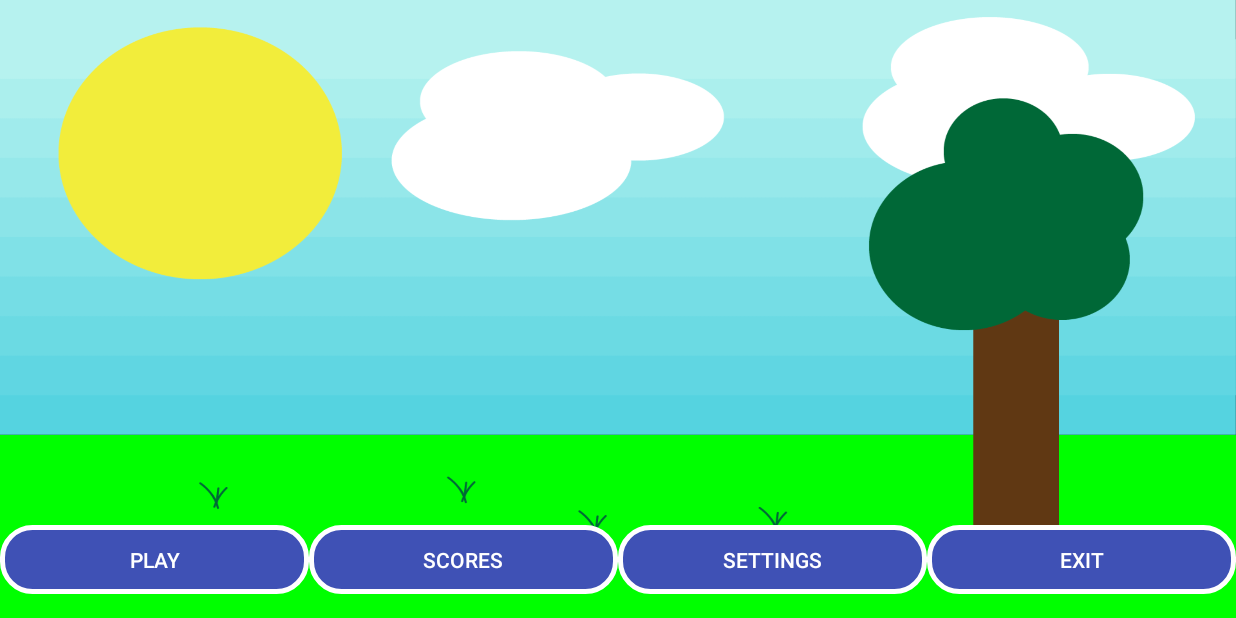
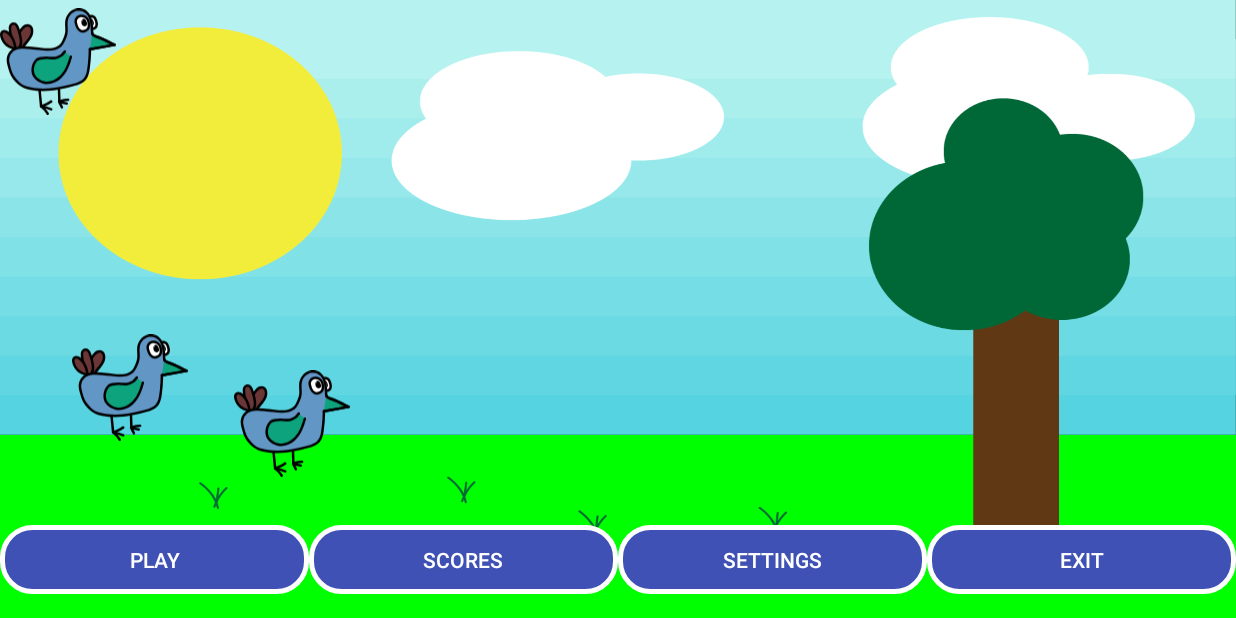
Before and after one commit to CTOverton/like-birbs, an Android app: the screen it shows after launch (FullscreenActivity), on a phone screen of 824 x 412 dp (held sideways). Run offline under Robolectric (Android 15) with nearby library versions, the phone set to English and light mode, and no system bars.

Commit message:
FPS Birbs

```diff
--- a/app/src/main/res/layout/activity_fullscreen.xml
+++ b/app/src/main/res/layout/activity_fullscreen.xml
@@ -17,6 +17,7 @@
 
 
     <LinearLayout
+        android:id="@+id/linearLayout"
         android:layout_width="match_parent"
         android:layout_height="wrap_content"
         android:orientation="horizontal"
@@ -75,5 +76,47 @@
             android:textColor="@android:color/white" />
     </LinearLayout>
 
+    <ImageView
+        android:id="@+id/imageView"
+        android:layout_width="187dp"
+        android:layout_height="204dp"
+        android:layout_marginTop="145dp"
+        android:layout_marginEnd="200dp"
+        app:layout_constraintBottom_toTopOf="@+id/linearLayout"
+        app:layout_constraintEnd_toStartOf="@+id/imageView4"
+        app:layout_constraintTop_toTopOf="parent"
+        app:layout_constraintVertical_bias="0.0"
+        app:srcCompat="@drawable/birb_the_perfect_birb" />
+
+    <ImageView
+        android:id="@+id/imageView2"
+        android:layout_width="77dp"
+        android:layout_height="82dp"
+        android:layout_marginStart="48dp"
+        app:layout_constraintBottom_toBottomOf="parent"
+        app:layout_constraintStart_toStartOf="parent"
+        app:layout_constraintTop_toTopOf="parent"
+        app:layout_constraintVertical_bias="0.659"
+        app:srcCompat="@drawable/birb_the_perfect_birb" />
+
+    <ImageView
+        android:id="@+id/imageView3"
+        android:layout_width="77dp"
+        android:layout_height="82dp"
+        android:layout_marginStart="156dp"
+        app:layout_constraintBottom_toBottomOf="parent"
+        app:layout_constraintStart_toStartOf="parent"
+        app:layout_constraintTop_toTopOf="parent"
+        app:layout_constraintVertical_bias="0.732"
+        app:srcCompat="@drawable/birb_the_perfect_birb" />
+
+    <ImageView
+        android:id="@+id/imageView4"
+        android:layout_width="77dp"
+        android:layout_height="82dp"
+        app:srcCompat="@drawable/birb_the_perfect_birb"
+        tools:layout_editor_absoluteX="663dp"
+        tools:layout_editor_absoluteY="241dp" />
+
 
 </androidx.constraintlayout.widget.ConstraintLayout>
```
